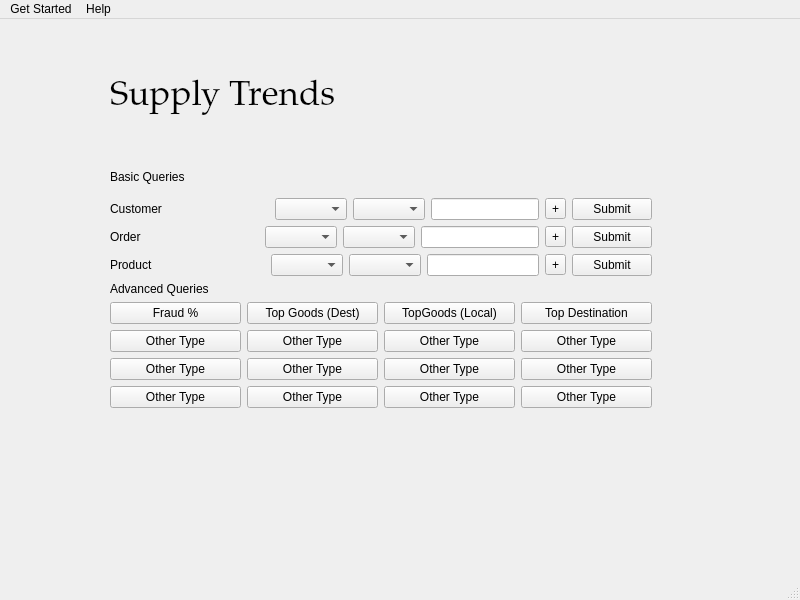
Old version of the form mainPage.ui in the repository Leoyang158/SupplyChain_CSCE310.
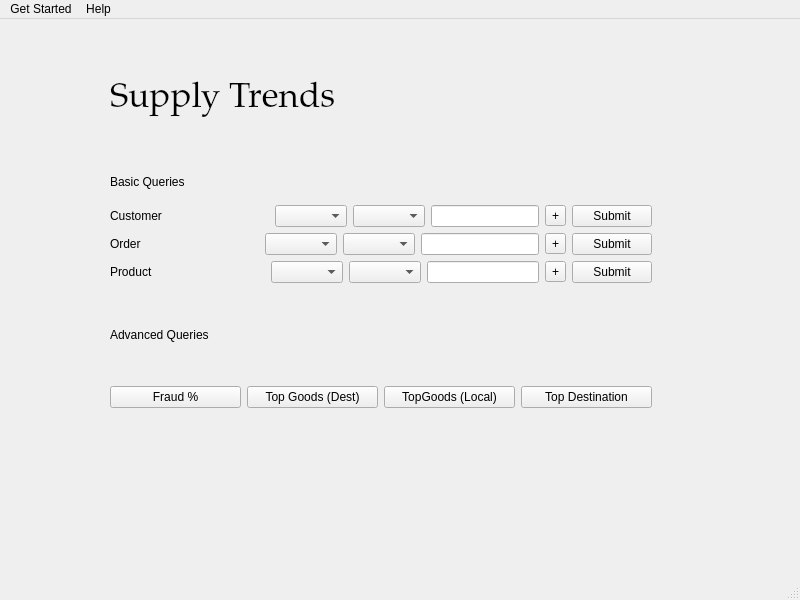
New version of the form.

```diff
--- a/mainPage.ui
+++ b/mainPage.ui
@@ -14,7 +14,7 @@
    <string>MainWindow</string>
   </property>
   <widget class="QWidget" name="centralwidget">
-   <widget class="QWidget" name="">
+   <widget class="QWidget" name="layoutWidget">
     <property name="geometry">
      <rect>
       <x>110</x>
@@ -230,102 +230,6 @@
          </item>
         </layout>
        </item>
-       <item>
-        <layout class="QHBoxLayout" name="horizontalLayout_5">
-         <item>
-          <widget class="QPushButton" name="pushButton_5">
-           <property name="text">
-            <string>Other Type</string>
-           </property>
-          </widget>
-         </item>
-         <item>
-          <widget class="QPushButton" name="pushButton_6">
-           <property name="text">
-            <string>Other Type</string>
-           </property>
-          </widget>
-         </item>
-         <item>
-          <widget class="QPushButton" name="pushButton_7">
-           <property name="text">
-            <string>Other Type</string>
-           </property>
-          </widget>
-         </item>
-         <item>
-          <widget class="QPushButton" name="pushButton_8">
-           <property name="text">
-            <string>Other Type</string>
-           </property>
-          </widget>
-         </item>
-        </layout>
-       </item>
-       <item>
-        <layout class="QHBoxLayout" name="horizontalLayout_6">
-         <item>
-          <widget class="QPushButton" name="pushButton_9">
-           <property name="text">
-            <string>Other Type</string>
-           </property>
-          </widget>
-         </item>
-         <item>
-          <widget class="QPushButton" name="pushButton_10">
-           <property name="text">
-            <string>Other Type</string>
-           </property>
-          </widget>
-         </item>
-         <item>
-          <widget class="QPushButton" name="pushButton_11">
-           <property name="text">
-            <string>Other Type</string>
-           </property>
-          </widget>
-         </item>
-         <item>
-          <widget class="QPushButton" name="pushButton_12">
-           <property name="text">
-            <string>Other Type</string>
-           </property>
-          </widget>
-         </item>
-        </layout>
-       </item>
-       <item>
-        <layout class="QHBoxLayout" name="horizontalLayout_7">
-         <item>
-          <widget class="QPushButton" name="pushButton_13">
-           <property name="text">
-            <string>Other Type</string>
-           </property>
-          </widget>
-         </item>
-         <item>
-          <widget class="QPushButton" name="pushButton_14">
-           <property name="text">
-            <string>Other Type</string>
-           </property>
-          </widget>
-         </item>
-         <item>
-          <widget class="QPushButton" name="pushButton_15">
-           <property name="text">
-            <string>Other Type</string>
-           </property>
-          </widget>
-         </item>
-         <item>
-          <widget class="QPushButton" name="pushButton_16">
-           <property name="text">
-            <string>Other Type</string>
-           </property>
-          </widget>
-         </item>
-        </layout>
-       </item>
       </layout>
      </item>
     </layout>
```
Left out of the diff: 6 changed lines with no effect on the pictures.
